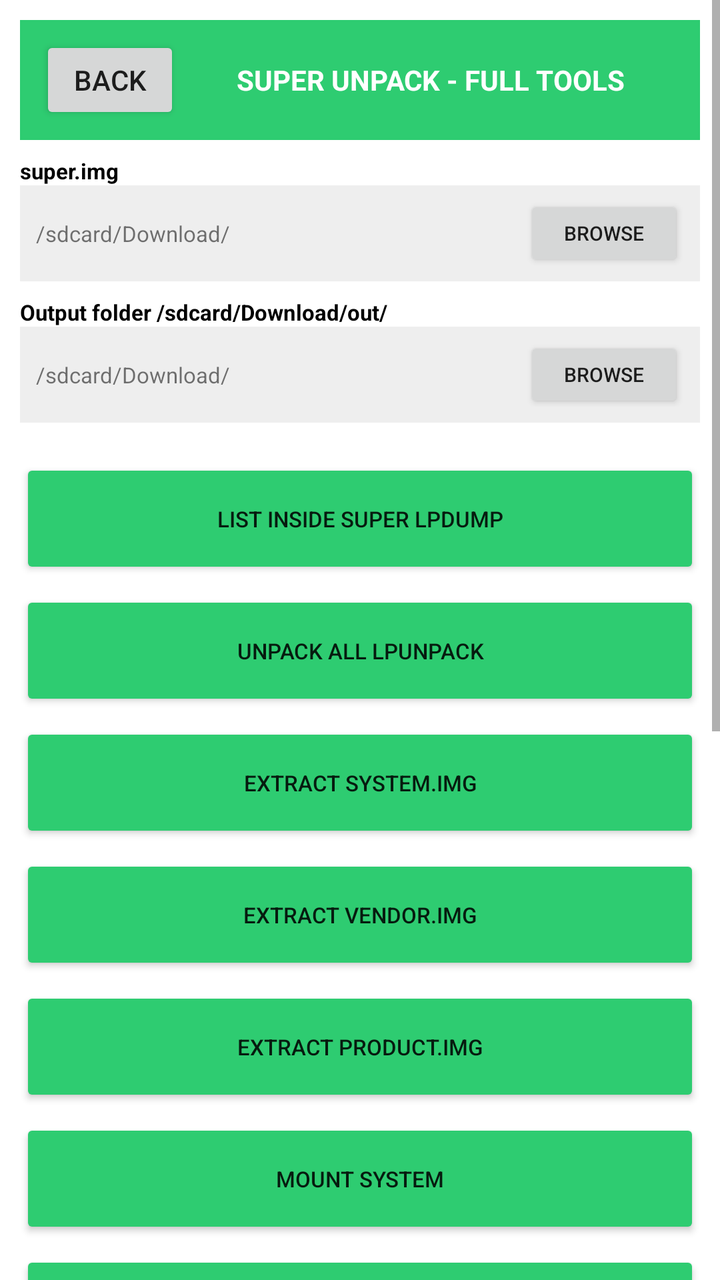
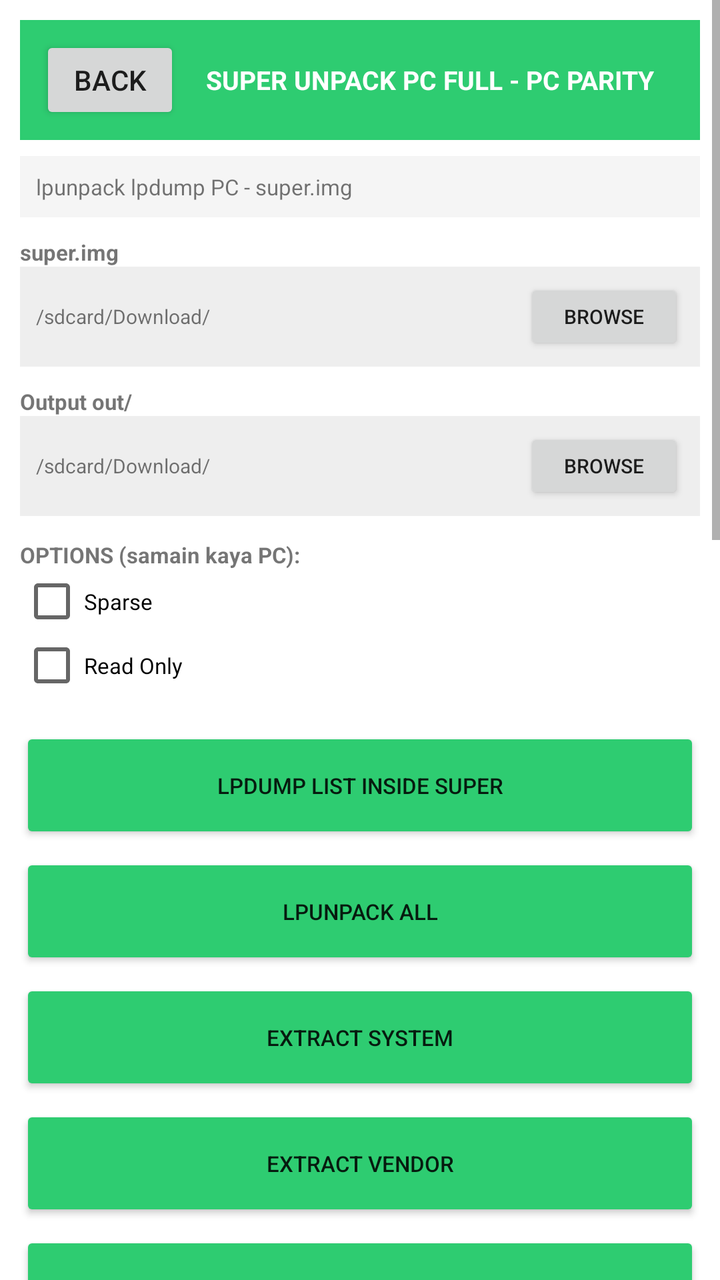

Before-and-after screenshots of an Android layout around one commit, followed by the original layout XML and the change that was made.
<!-- AndroidManifest.xml: application theme Theme.OTGFlasher -->
<!-- res/layout/activity_super.xml -->
<?xml version="1.0" encoding="utf-8"?>
<ScrollView xmlns:android="http://schemas.android.com/apk/res/android" android:layout_width="match_parent" android:layout_height="match_parent" android:background="#FFFFFF">
<LinearLayout android:orientation="vertical" android:layout_width="match_parent" android:layout_height="wrap_content" android:padding="10dp">
<LinearLayout android:orientation="horizontal" android:layout_width="match_parent" android:layout_height="60dp" android:background="#2ECC71" android:gravity="center_vertical" android:padding="10dp"><Button android:id="@+id/btnBack" android:text="BACK" android:layout_width="70dp" android:layout_height="44dp"/><TextView android:text="SUPER UNPACK - FULL TOOLS" android:textSize="14sp" android:textStyle="bold" android:textColor="#FFFFFF" android:layout_width="0dp" android:layout_weight="1" android:layout_height="wrap_content" android:gravity="center"/></LinearLayout>
<TextView android:text="super.img" android:textSize="11sp" android:textColor="#000000" android:layout_width="match_parent" android:layout_height="wrap_content" android:layout_marginTop="8dp" android:textStyle="bold"/>
<LinearLayout android:orientation="horizontal" android:layout_width="match_parent" android:layout_height="48dp" android:background="#EEEEEE" android:gravity="center_vertical" android:padding="8dp"><TextView android:id="@+id/txt_super.img" android:text="/sdcard/Download/" android:textSize="11sp" android:layout_width="0dp" android:layout_weight="1" android:layout_height="wrap_content"/><Button android:id="@+id/btn_super.img" android:text="BROWSE" android:layout_width="80dp" android:layout_height="38dp" android:textSize="10sp"/></LinearLayout>
<TextView android:text="Output folder /sdcard/Download/out/" android:textSize="11sp" android:textColor="#000000" android:layout_width="match_parent" android:layout_height="wrap_content" android:layout_marginTop="8dp" android:textStyle="bold"/>
<LinearLayout android:orientation="horizontal" android:layout_width="match_parent" android:layout_height="48dp" android:background="#EEEEEE" android:gravity="center_vertical" android:padding="8dp"><TextView android:id="@+id/txt_Output_folder_/sdcard/Download/out/" android:text="/sdcard/Download/" android:textSize="11sp" android:layout_width="0dp" android:layout_weight="1" android:layout_height="wrap_content"/><Button android:id="@+id/btn_Output_folder_/sdcard/Download/out/" android:text="BROWSE" android:layout_width="80dp" android:layout_height="38dp" android:textSize="10sp"/></LinearLayout>

<LinearLayout android:orientation="vertical" android:layout_width="match_parent" android:layout_height="wrap_content" android:layout_marginTop="12dp">
<Button android:id="@+id/btn_LIST_inside_super_lpdump" android:text="LIST inside super lpdump" android:layout_width="match_parent" android:layout_height="60dp" android:textSize="11sp" android:layout_marginTop="6dp" android:backgroundTint="#2ECC71"/>
<Button android:id="@+id/btn_UNPACK_ALL_lpunpack" android:text="UNPACK ALL lpunpack" android:layout_width="match_parent" android:layout_height="60dp" android:textSize="11sp" android:layout_marginTop="6dp" android:backgroundTint="#2ECC71"/>
<Button android:id="@+id/btn_EXTRACT_system.img" android:text="EXTRACT system.img" android:layout_width="match_parent" android:layout_height="60dp" android:textSize="11sp" android:layout_marginTop="6dp" android:backgroundTint="#2ECC71"/>
<Button android:id="@+id/btn_EXTRACT_vendor.img" android:text="EXTRACT vendor.img" android:layout_width="match_parent" android:layout_height="60dp" android:textSize="11sp" android:layout_marginTop="6dp" android:backgroundTint="#2ECC71"/>
<Button android:id="@+id/btn_EXTRACT_product.img" android:text="EXTRACT product.img" android:layout_width="match_parent" android:layout_height="60dp" android:textSize="11sp" android:layout_marginTop="6dp" android:backgroundTint="#2ECC71"/>
<Button android:id="@+id/btn_MOUNT_system" android:text="MOUNT system" android:layout_width="match_parent" android:layout_height="60dp" android:textSize="11sp" android:layout_marginTop="6dp" android:backgroundTint="#2ECC71"/>
<Button android:id="@+id/btn_RESIZE_super" android:text="RESIZE super" android:layout_width="match_parent" android:layout_height="60dp" android:textSize="11sp" android:layout_marginTop="6dp" android:backgroundTint="#2ECC71"/>
<Button android:id="@+id/btn_FLASH_super" android:text="FLASH super" android:layout_width="match_parent" android:layout_height="60dp" android:textSize="11sp" android:layout_marginTop="6dp" android:backgroundTint="#2ECC71"/>

</LinearLayout>
<ProgressBar android:id="@+id/progressBar" style="?android:attr/progressBarStyleHorizontal" android:layout_width="match_parent" android:layout_height="18dp" android:max="100" android:layout_marginTop="12dp"/>
<TextView android:id="@+id/txtDetail" android:text="Ready - Full Tools" android:textSize="11sp" android:layout_width="match_parent" android:layout_height="wrap_content" android:layout_marginTop="6dp"/>
<TextView android:id="@+id/logView" android:text="LOG SUPER UNPACK - FULL" android:textSize="10sp" android:background="#111111" android:textColor="#00FF00" android:padding="8dp" android:layout_width="match_parent" android:layout_height="300dp" android:layout_marginTop="8dp"/>
</LinearLayout></ScrollView>
<!-- resources referenced by this layout -->
<resources>
  <style name="Theme.OTGFlasher" parent="android:Theme.Material.Light.NoActionBar" />
</resources>

<!-- the commit's change to res/layout/activity_super.xml (unified diff, before → after) -->
@@ -1,24 +1,30 @@
 <?xml version="1.0" encoding="utf-8"?>
 <ScrollView xmlns:android="http://schemas.android.com/apk/res/android" android:layout_width="match_parent" android:layout_height="match_parent" android:background="#FFFFFF">
 <LinearLayout android:orientation="vertical" android:layout_width="match_parent" android:layout_height="wrap_content" android:padding="10dp">
-<LinearLayout android:orientation="horizontal" android:layout_width="match_parent" android:layout_height="60dp" android:background="#2ECC71" android:gravity="center_vertical" android:padding="10dp"><Button android:id="@+id/btnBack" android:text="BACK" android:layout_width="70dp" android:layout_height="44dp"/><TextView android:text="SUPER UNPACK - FULL TOOLS" android:textSize="14sp" android:textStyle="bold" android:textColor="#FFFFFF" android:layout_width="0dp" android:layout_weight="1" android:layout_height="wrap_content" android:gravity="center"/></LinearLayout>
-<TextView android:text="super.img" android:textSize="11sp" android:textColor="#000000" android:layout_width="match_parent" android:layout_height="wrap_content" android:layout_marginTop="8dp" android:textStyle="bold"/>
-<LinearLayout android:orientation="horizontal" android:layout_width="match_parent" android:layout_height="48dp" android:background="#EEEEEE" android:gravity="center_vertical" android:padding="8dp"><TextView android:id="@+id/txt_super.img" android:text="/sdcard/Download/" android:textSize="11sp" android:layout_width="0dp" android:layout_weight="1" android:layout_height="wrap_content"/><Button android:id="@+id/btn_super.img" android:text="BROWSE" android:layout_width="80dp" android:layout_height="38dp" android:textSize="10sp"/></LinearLayout>
-<TextView android:text="Output folder /sdcard/Download/out/" android:textSize="11sp" android:textColor="#000000" android:layout_width="match_parent" android:layout_height="wrap_content" android:layout_marginTop="8dp" android:textStyle="bold"/>
-<LinearLayout android:orientation="horizontal" android:layout_width="match_parent" android:layout_height="48dp" android:background="#EEEEEE" android:gravity="center_vertical" android:padding="8dp"><TextView android:id="@+id/txt_Output_folder_/sdcard/Download/out/" android:text="/sdcard/Download/" android:textSize="11sp" android:layout_width="0dp" android:layout_weight="1" android:layout_height="wrap_content"/><Button android:id="@+id/btn_Output_folder_/sdcard/Download/out/" android:text="BROWSE" android:layout_width="80dp" android:layout_height="38dp" android:textSize="10sp"/></LinearLayout>
+<LinearLayout android:orientation="horizontal" android:layout_width="match_parent" android:layout_height="60dp" android:background="#2ECC71" android:gravity="center_vertical" android:padding="10dp"><Button android:id="@+id/btnBack" android:text="BACK" android:layout_width="70dp" android:layout_height="44dp"/><TextView android:text="SUPER UNPACK PC FULL - PC PARITY" android:textSize="13sp" android:textStyle="bold" android:textColor="#FFFFFF" android:layout_width="0dp" android:layout_weight="1" android:layout_height="wrap_content" android:gravity="center"/></LinearLayout>
+<TextView android:text="lpunpack lpdump PC - super.img" android:textSize="11sp" android:background="#F5F5F5" android:padding="8dp" android:layout_width="match_parent" android:layout_height="wrap_content" android:layout_marginTop="8dp"/>
+<TextView android:text="super.img" android:textSize="11sp" android:textStyle="bold" android:layout_width="match_parent" android:layout_height="wrap_content" android:layout_marginTop="10dp"/><LinearLayout android:orientation="horizontal" android:layout_width="match_parent" android:layout_height="50dp" android:background="#EEEEEE" android:gravity="center_vertical" android:padding="8dp"><TextView android:id="@+id/txt_super.img" android:text="/sdcard/Download/" android:textSize="10sp" android:layout_width="0dp" android:layout_weight="1" android:layout_height="wrap_content"/><Button android:id="@+id/btn_super.img" android:text="BROWSE" android:layout_width="80dp" android:layout_height="38dp" android:textSize="10sp"/></LinearLayout>
+<TextView android:text="Output out/" android:textSize="11sp" android:textStyle="bold" android:layout_width="match_parent" android:layout_height="wrap_content" android:layout_marginTop="10dp"/><LinearLayout android:orientation="horizontal" android:layout_width="match_parent" android:layout_height="50dp" android:background="#EEEEEE" android:gravity="center_vertical" android:padding="8dp"><TextView android:id="@+id/txt_Output_out_" android:text="/sdcard/Download/" android:textSize="10sp" android:layout_width="0dp" android:layout_weight="1" android:layout_height="wrap_content"/><Button android:id="@+id/btn_Output_out_" android:text="BROWSE" android:layout_width="80dp" android:layout_height="38dp" android:textSize="10sp"/></LinearLayout>
 
-<LinearLayout android:orientation="vertical" android:layout_width="match_parent" android:layout_height="wrap_content" android:layout_marginTop="12dp">
-<Button android:id="@+id/btn_LIST_inside_super_lpdump" android:text="LIST inside super lpdump" android:layout_width="match_parent" android:layout_height="60dp" android:textSize="11sp" android:layout_marginTop="6dp" android:backgroundTint="#2ECC71"/>
-<Button android:id="@+id/btn_UNPACK_ALL_lpunpack" android:text="UNPACK ALL lpunpack" android:layout_width="match_parent" android:layout_height="60dp" android:textSize="11sp" android:layout_marginTop="6dp" android:backgroundTint="#2ECC71"/>
-<Button android:id="@+id/btn_EXTRACT_system.img" android:text="EXTRACT system.img" android:layout_width="match_parent" android:layout_height="60dp" android:textSize="11sp" android:layout_marginTop="6dp" android:backgroundTint="#2ECC71"/>
-<Button android:id="@+id/btn_EXTRACT_vendor.img" android:text="EXTRACT vendor.img" android:layout_width="match_parent" android:layout_height="60dp" android:textSize="11sp" android:layout_marginTop="6dp" android:backgroundTint="#2ECC71"/>
-<Button android:id="@+id/btn_EXTRACT_product.img" android:text="EXTRACT product.img" android:layout_width="match_parent" android:layout_height="60dp" android:textSize="11sp" android:layout_marginTop="6dp" android:backgroundTint="#2ECC71"/>
-<Button android:id="@+id/btn_MOUNT_system" android:text="MOUNT system" android:layout_width="match_parent" android:layout_height="60dp" android:textSize="11sp" android:layout_marginTop="6dp" android:backgroundTint="#2ECC71"/>
-<Button android:id="@+id/btn_RESIZE_super" android:text="RESIZE super" android:layout_width="match_parent" android:layout_height="60dp" android:textSize="11sp" android:layout_marginTop="6dp" android:backgroundTint="#2ECC71"/>
-<Button android:id="@+id/btn_FLASH_super" android:text="FLASH super" android:layout_width="match_parent" android:layout_height="60dp" android:textSize="11sp" android:layout_marginTop="6dp" android:backgroundTint="#2ECC71"/>
+<TextView android:text="OPTIONS (samain kaya PC):" android:textSize="11sp" android:textStyle="bold" android:layout_width="match_parent" android:layout_height="wrap_content" android:layout_marginTop="12dp"/>
+<CheckBox android:id="@+id/cb_Sparse" android:text="Sparse" android:layout_width="match_parent" android:layout_height="wrap_content" android:textSize="11sp"/>
+<CheckBox android:id="@+id/cb_Read_Only" android:text="Read Only" android:layout_width="match_parent" android:layout_height="wrap_content" android:textSize="11sp"/>
+
+<LinearLayout android:orientation="vertical" android:layout_width="match_parent" android:layout_height="wrap_content" android:layout_marginTop="10dp">
+<Button android:id="@+id/btn_LPDUMP_list_inside_super" android:text="LPDUMP list inside super" android:layout_width="match_parent" android:layout_height="58dp" android:textSize="11sp" android:layout_marginTop="5dp" android:backgroundTint="#2ECC71"/>
+<Button android:id="@+id/btn_LPUNPACK_all" android:text="LPUNPACK all" android:layout_width="match_parent" android:layout_height="58dp" android:textSize="11sp" android:layout_marginTop="5dp" android:backgroundTint="#2ECC71"/>
+<Button android:id="@+id/btn_EXTRACT_system" android:text="EXTRACT system" android:layout_width="match_parent" android:layout_height="58dp" android:textSize="11sp" android:layout_marginTop="5dp" android:backgroundTint="#2ECC71"/>
+<Button android:id="@+id/btn_EXTRACT_vendor" android:text="EXTRACT vendor" android:layout_width="match_parent" android:layout_height="58dp" android:textSize="11sp" android:layout_marginTop="5dp" android:backgroundTint="#2ECC71"/>
+<Button android:id="@+id/btn_EXTRACT_product" android:text="EXTRACT product" android:layout_width="match_parent" android:layout_height="58dp" android:textSize="11sp" android:layout_marginTop="5dp" android:backgroundTint="#2ECC71"/>
+<Button android:id="@+id/btn_EXTRACT_system_ext" android:text="EXTRACT system_ext" android:layout_width="match_parent" android:layout_height="58dp" android:textSize="11sp" android:layout_marginTop="5dp" android:backgroundTint="#2ECC71"/>
+<Button android:id="@+id/btn_EXTRACT_odm" android:text="EXTRACT odm" android:layout_width="match_parent" android:layout_height="58dp" android:textSize="11sp" android:layout_marginTop="5dp" android:backgroundTint="#2ECC71"/>
+<Button android:id="@+id/btn_MOUNT_system" android:text="MOUNT system" android:layout_width="match_parent" android:layout_height="58dp" android:textSize="11sp" android:layout_marginTop="5dp" android:backgroundTint="#2ECC71"/>
+<Button android:id="@+id/btn_RESIZE_super" android:text="RESIZE super" android:layout_width="match_parent" android:layout_height="58dp" android:textSize="11sp" android:layout_marginTop="5dp" android:backgroundTint="#2ECC71"/>
+<Button android:id="@+id/btn_LPMAKE_new_super" android:text="LPMAKE new super" android:layout_width="match_parent" android:layout_height="58dp" android:textSize="11sp" android:layout_marginTop="5dp" android:backgroundTint="#2ECC71"/>
+<Button android:id="@+id/btn_FLASH_super_fastboot" android:text="FLASH super fastboot" android:layout_width="match_parent" android:layout_height="58dp" android:textSize="11sp" android:layout_marginTop="5dp" android:backgroundTint="#2ECC71"/>
 
 </LinearLayout>
-<ProgressBar android:id="@+id/progressBar" style="?android:attr/progressBarStyleHorizontal" android:layout_width="match_parent" android:layout_height="18dp" android:max="100" android:layout_marginTop="12dp"/>
-<TextView android:id="@+id/txtDetail" android:text="Ready - Full Tools" android:textSize="11sp" android:layout_width="match_parent" android:layout_height="wrap_content" android:layout_marginTop="6dp"/>
-<TextView android:id="@+id/logView" android:text="LOG SUPER UNPACK - FULL" android:textSize="10sp" android:background="#111111" android:textColor="#00FF00" android:padding="8dp" android:layout_width="match_parent" android:layout_height="300dp" android:layout_marginTop="8dp"/>
+<ProgressBar android:id="@+id/progressBar" style="?android:attr/progressBarStyleHorizontal" android:layout_width="match_parent" android:layout_height="16dp" android:max="100" android:layout_marginTop="12dp"/>
+<TextView android:id="@+id/txtDetail" android:text="Ready PC Parity" android:textSize="11sp" android:layout_width="match_parent" android:layout_height="wrap_content" android:layout_marginTop="5dp"/>
+<TextView android:id="@+id/logView" android:text="LOG SUPER UNPACK PC FULL PC PARITY - semua fungsi jalan" android:textSize="10sp" android:background="#111111" android:textColor="#00FF00" android:padding="8dp" android:layout_width="match_parent" android:layout_height="400dp" android:layout_marginTop="8dp"/>
 </LinearLayout></ScrollView>
